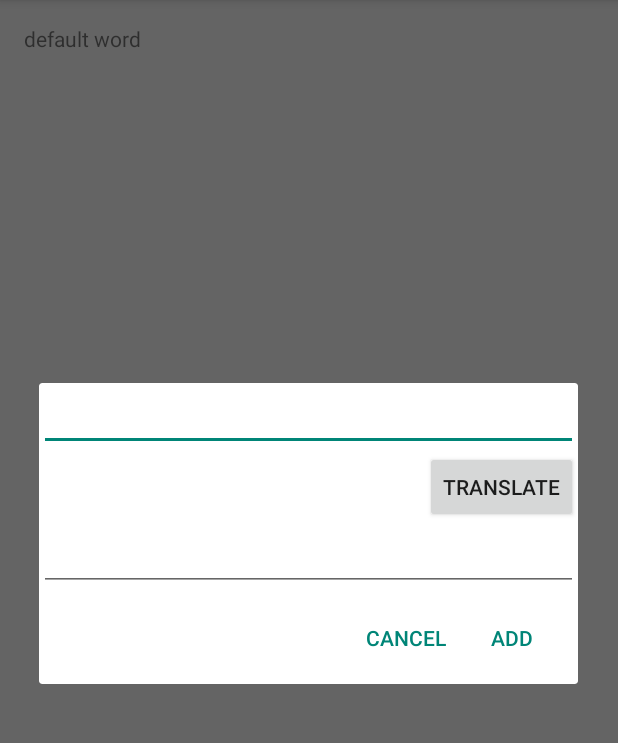
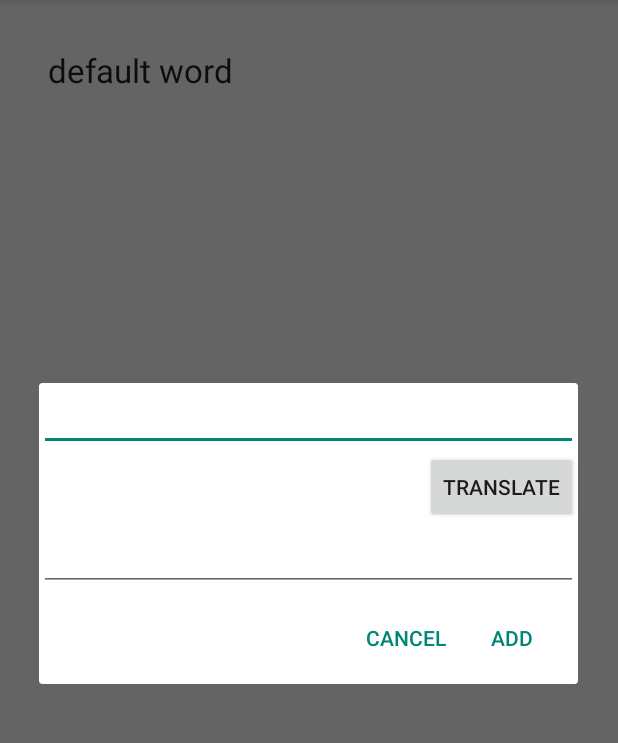
Before and after one commit to antoshkaplus/Android_Words, an Android app: the screen it shows after launch (MainActivity), in the options menu, after a tap on "Add Translation", on a phone screen of 412 x 824 dp, the part 84-827 px from its top. Run offline under Robolectric (Android 15) with nearby library versions, the phone set to English and light mode, and no system bars; libraries missing offline, so code that uses them is left out: com.google.api.client, com.google.api.services, com.j256.ormlite; 11 statements that could not run were skipped.

Commit message:
need to think what i want to get...

```diff
--- a/app/src/main/java/com/antoshkaplus/words/GuessWordFragment.java
+++ b/app/src/main/java/com/antoshkaplus/words/GuessWordFragment.java
@@ -27,15 +27,7 @@ import java.util.Locale;
  * Use the {@link GuessWordFragment#newInstance} factory method to
  * create an instance of this fragment.
  */
-public class GuessWordFragment extends Fragment implements AdapterView.OnItemClickListener, AdapterView.OnItemLongClickListener {
-    // TODO: Rename parameter arguments, choose names that match
-    // the fragment initialization parameters, e.g. ARG_ITEM_NUMBER
-    private static final String ARG_PARAM1 = "param1";
-    private static final String ARG_PARAM2 = "param2";
-
-    // TODO: Rename and change types of parameters
-    private String mParam1;
-    private String mParam2;
+public class GuessWordFragment extends Fragment implements AdapterView.OnItemClickListener, AdapterView.OnItemLongClickListener, View.OnClickListener {
 
     private OnFragmentInteractionListener mListener;
 
@@ -45,35 +37,13 @@ public class GuessWordFragment extends Fragment implements AdapterView.OnItemCli
     private GuessWordGame game;
     private TextToSpeech textToSpeech;
 
-    /**
-     * Use this factory method to create a new instance of
-     * this fragment using the provided parameters.
-     *
-     * @param param1 Parameter 1.
-     * @param param2 Parameter 2.
-     * @return A new instance of fragment GuessWordFragment.
-     */
-    // TODO: Rename and change types and number of parameters
-    public static GuessWordFragment newInstance(String param1, String param2) {
+    private boolean gameOver = true;
+
+    public static GuessWordFragment newInstance() {
         GuessWordFragment fragment = new GuessWordFragment();
         Bundle args = new Bundle();
-        args.putString(ARG_PARAM1, param1);
-        args.putString(ARG_PARAM2, param2);
         fragment.setArguments(args);
         return fragment;
-    }
-
-    public GuessWordFragment() {
-        // Required empty public constructor
-    }
-
-    @Override
-    public void onCreate(Bundle savedInstanceState) {
-        super.onCreate(savedInstanceState);
-        if (getArguments() != null) {
-            mParam1 = getArguments().getString(ARG_PARAM1);
-            mParam2 = getArguments().getString(ARG_PARAM2);
-        }
     }
 
     @Override
@@ -81,6 +51,7 @@ public class GuessWordFragment extends Fragment implements AdapterView.OnItemCli
                              ViewGroup container,
                              Bundle savedInstanceState) {
         View v = inflater.inflate(R.layout.fragment_guess_word, container, false);
+        v.setOnClickListener(this);
         guesses = (ListView)v.findViewById(R.id.guesses);
         guesses.setOnItemClickListener(this);
         guesses.setOnItemLongClickListener(this);
@@ -88,19 +59,8 @@ public class GuessWordFragment extends Fragment implements AdapterView.OnItemCli
         if (game != null) {
             fillViews();
         }
-        word.setOnLongClickListener(new View.OnLongClickListener() {
-            @Override
-            public boolean onLongClick(View v) {
-                speak(game.getWord().word);
-                return true;
-            }
-        });
+        word.setOnClickListener(this);
         return v;
-    }
-
-    // TODO: Rename method, update argument and hook method into UI event
-    public void onButtonPressed(Uri uri) {
-
     }
 
     @Override
@@ -115,8 +75,8 @@ public class GuessWordFragment extends Fragment implements AdapterView.OnItemCli
         try {
             mListener = (OnFragmentInteractionListener) activity;
         } catch (ClassCastException e) {
-//            throw new ClassCastException(activity.toString()
-//                    + " must implement OnFragmentInteractionListener");
+            throw new ClassCastException(activity.toString()
+                    + " must implement OnFragmentInteractionListener");
         }
     }
 
@@ -127,6 +87,7 @@ public class GuessWordFragment extends Fragment implements AdapterView.OnItemCli
     }
 
     void setGame(GuessWordGame game) {
+        gameOver = false;
         this.game = game;
         if (guesses != null) {
             fillViews();
@@ -140,15 +101,19 @@ public class GuessWordFragment extends Fragment implements AdapterView.OnItemCli
 
     @Override
     public void onItemClick(AdapterView<?> parent, View view, int position, long id) {
+        if (gameOver) {
+            mListener.OnNext(this);
+            return;
+        }
+        gameOver = true;
+        int correctPosition = game.getCorrectPosition();
+        View correctView = guesses.getChildAt(correctPosition);
+        correctView.setBackgroundColor(Color.GREEN);
         if (game.IsCorrect(position)) {
-            // should myself color green or red depending on result
-            view.setBackgroundColor(Color.GREEN);
-            // send result to activity
             mListener.OnCorrectGuess(this);
 
         } else {
             view.setBackgroundColor(Color.RED);
-            // send result to activity
             mListener.OnIncorrectGuess(this);
         }
     }
@@ -163,14 +128,17 @@ public class GuessWordFragment extends Fragment implements AdapterView.OnItemCli
         textToSpeech.speak(word, TextToSpeech.QUEUE_FLUSH, null, null);
     }
 
-
+    @Override
+    public void onClick(View view) {
+        mListener.OnNext(this);
+    }
 
 
     public interface OnFragmentInteractionListener {
 
-        public void OnCorrectGuess(GuessWordFragment fragment);
-        public void OnIncorrectGuess(GuessWordFragment fragment);
-
+        void OnCorrectGuess(GuessWordFragment fragment);
+        void OnIncorrectGuess(GuessWordFragment fragment);
+        void OnNext(GuessWordFragment fragment);
     }
 
 }
--- a/app/src/main/java/com/antoshkaplus/words/GuessWordGame.java
+++ b/app/src/main/java/com/antoshkaplus/words/GuessWordGame.java
@@ -46,6 +46,9 @@ public class GuessWordGame {
         return correctPosition == position;
     }
 
+    int getCorrectPosition() {
+        return correctPosition;
+    }
 
     List<Word> getGuesses() {
         return guesses;
--- a/app/src/main/java/com/antoshkaplus/words/MainActivity.java
+++ b/app/src/main/java/com/antoshkaplus/words/MainActivity.java
@@ -50,9 +50,13 @@ public class MainActivity extends Activity implements
         TranslationListFragment.OnFragmentInteractionListener {
 
     private static final String TAG = "MainActivity";
+    private static final int GUESS_WORD_GAME_CHOICE_COUNT = 4;
+
 
     private TranslationRepository translationRepository;
     private Handler handler = new Handler();
+    private Runnable nextGameEvent = null;
+
     private GuessWordGame game;
 
     private GuessWordFragment guessWordFragment;
@@ -106,7 +110,7 @@ public class MainActivity extends Activity implements
 
             translationListFragment.setListAdapter(new TranslationAdapter(this, translationList));
 
-            game = new GuessWordGame(translationList, 3);
+            game = new GuessWordGame(translationList, GUESS_WORD_GAME_CHOICE_COUNT);
             game.NewGame();
             guessWordFragment.setGame(game);
         } catch (Exception ex) {
@@ -307,24 +311,30 @@ public class MainActivity extends Activity implements
 
 
     public void OnCorrectGuess(final GuessWordFragment fragment) {
-        handler.postDelayed(new Runnable() {
+        nextGameEvent = new Runnable() {
             @Override
             public void run() {
-                game.NewGame();
-                fragment.setGame(game);
+                OnNext(fragment);
             }
-        }, 2000);
-
+        };
+        handler.postDelayed(nextGameEvent, 2000);
     }
 
     public void OnIncorrectGuess(final GuessWordFragment fragment) {
-        handler.postDelayed(new Runnable() {
+        nextGameEvent = new Runnable() {
             @Override
             public void run() {
-                game.NewGame();
-                fragment.setGame(game);
+                OnNext(fragment);
             }
-        }, 2000);
+        };
+        handler.postDelayed(nextGameEvent, 2000);
+    }
+
+    @Override
+    public void OnNext(GuessWordFragment fragment) {
+        handler.removeCallbacks(nextGameEvent);
+        game.NewGame();
+        fragment.setGame(game);
     }
 
     class TranslateTask extends AsyncTask<String, Void, String> {
--- a/app/src/main/java/com/antoshkaplus/words/TranslationAdapter.java
+++ b/app/src/main/java/com/antoshkaplus/words/TranslationAdapter.java
@@ -31,12 +31,12 @@ public class TranslationAdapter extends BaseAdapter {
     public View getView(int position, View convertView, ViewGroup parent) {
         if (convertView == null) {
             LayoutInflater inflater = LayoutInflater.from(context);
-            convertView = inflater.inflate(android.R.layout.simple_list_item_2, null);
+            convertView = inflater.inflate(R.layout.view_translation, null);
         }
         Translation item = (Translation)getItem(position);
-        TextView foreignView = (TextView)convertView.findViewById(android.R.id.text1);
+        TextView foreignView = (TextView)convertView.findViewById(R.id.word_0);
         foreignView.setText(item.foreignWord.word);
-        TextView nativeView = (TextView)convertView.findViewById(android.R.id.text2);
+        TextView nativeView = (TextView)convertView.findViewById(R.id.word_1);
         nativeView.setText(item.nativeWord.word);
         return convertView;
     }
--- a/app/src/main/res/layout/fragment_guess_word.xml
+++ b/app/src/main/res/layout/fragment_guess_word.xml
@@ -8,16 +8,17 @@
 
     <TextView
         android:id="@+id/word"
-        android:text="default word"
+        android:text="@string/guess__default_word"
+        android:textAppearance="?android:attr/textAppearanceLarge"
         android:layout_width="match_parent"
-        android:layout_height="wrap_content" />
+        android:layout_height="wrap_content"
+        android:padding="16dp"/>
 
     <!-- possible answers -->
     <ListView
         android:id="@+id/guesses"
         android:layout_width="match_parent"
         android:layout_height="match_parent">
-
     </ListView>
 
 </LinearLayout>
--- a/app/src/main/res/menu/menu_main.xml
+++ b/app/src/main/res/menu/menu_main.xml
@@ -2,20 +2,20 @@
     xmlns:tools="http://schemas.android.com/tools" tools:context=".MainActivity">
 
     <item android:id="@+id/action_add_translation"
-        android:title="@string/action_add_translation"/>
+        android:title="@string/action__add_translation"/>
 
     <item android:id="@+id/action_guess_word"
-        android:title="@string/action_guess_word"/>
+        android:title="@string/action__guess_word"/>
 
     <item android:id="@+id/action_translation_list"
-        android:title="@string/action_translation_list"/>
+        android:title="@string/action__translation_list"/>
 
     <item android:id="@+id/action_settings"
-        android:title="@string/action_settings"
+        android:title="@string/action__settings"
         android:orderInCategory="100"
         android:showAsAction="never" />
 
     <item android:id="@+id/action_sync"
-        android:title="@string/action_sync"/>
+        android:title="@string/action__sync"/>
 
 </menu>
--- a/app/src/main/res/values/strings.xml
+++ b/app/src/main/res/values/strings.xml
@@ -4,12 +4,14 @@
     <string name="hello_world">Hello world!</string>
     <string name="translate">Translate</string>
 
+    <string name="guess__default_word">default word</string>
 
-    <string name="action_add_translation">Add Translation</string>
-    <string name="action_settings">Settings</string>
-    <string name="action_guess_word">Guess word</string>
-    <string name="action_translation_list">Translation list</string>
-    <string name="action_sync">Sync</string>
+
+    <string name="action__add_translation">Add Translation</string>
+    <string name="action__settings">Settings</string>
+    <string name="action__guess_word">Guess word</string>
+    <string name="action__translation_list">Translation list</string>
+    <string name="action__sync">Sync</string>
 
     <string name="dialog__foreign_word__title">Foreign word</string>
     <string name="dialog__native_word__title">Native word</string>
```
Also changed, not shown: app/src/main/java/com/antoshkaplus/words/TranslationListFragment.java (+51 -2 lines), app/src/main/res/layout/fragment_translation_list.xml (+14 -8 lines), app/src/main/res/layout/view_translation.xml (+23 -3 lines), app/src/main/res/values/color.xml (added, +30 -0 lines), 2 other files.
